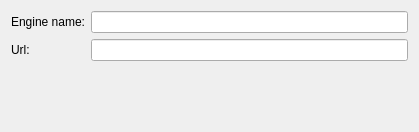
This is transfer-plugins/mirrorsearch/dlgengineediting.ui in KDE/kget as Qt 5 draws it before an edit. The edited form follows.
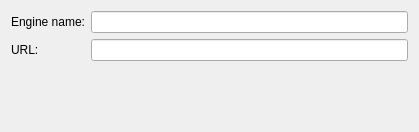
This is the edited form. Custom widgets are drawn as their Qt base class.

```diff
--- a/transfer-plugins/mirrorsearch/dlgengineediting.ui
+++ b/transfer-plugins/mirrorsearch/dlgengineediting.ui
@@ -27,7 +27,7 @@
    <item row="1" column="0" >
     <widget class="QLabel" name="urlLabel" >
      <property name="text" >
-      <string>Url:</string>
+      <string>URL:</string>
      </property>
     </widget>
    </item>
```
